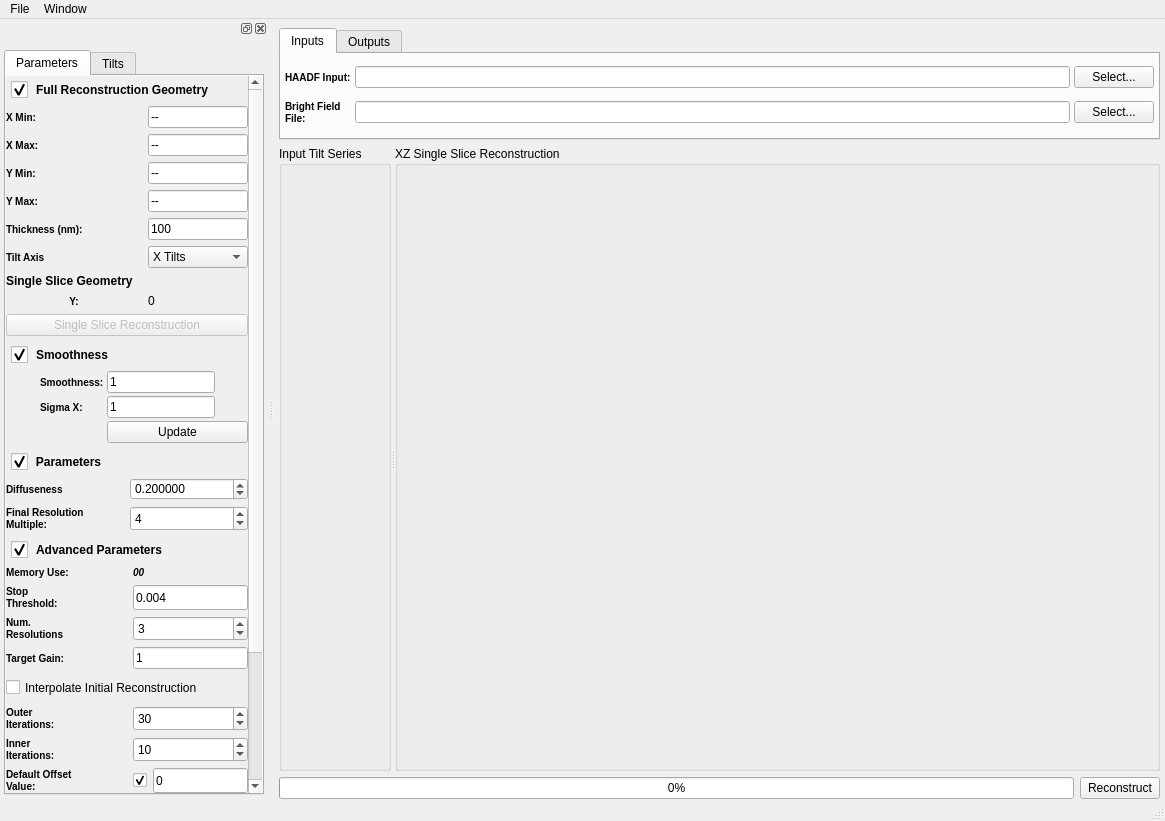
The window that Code/Applications/TomoGui/UI_Files/TomoGui.ui (OpenMBIR/OpenMBIR-TEM) describes before a commit, drawn with Qt 5.
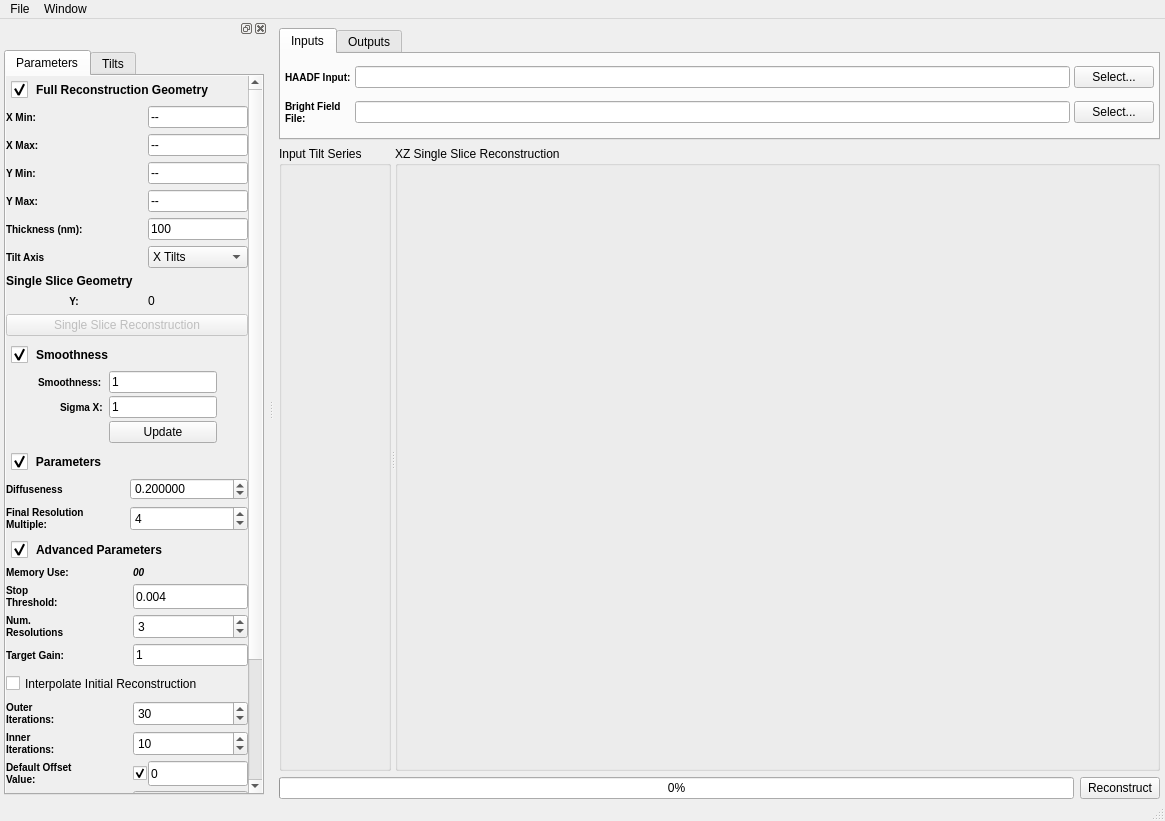
The same window after the commit. Icons and pictures are not drawn. Custom widgets are drawn as their Qt base class.

Commit message: Adding in more clauses for the Sigma X and Smoothness Estimation and when to enable the buttons. Also disabling all the widgets when there is no value input file.

```diff
--- a/Code/Applications/TomoGui/UI_Files/TomoGui.ui
+++ b/Code/Applications/TomoGui/UI_Files/TomoGui.ui
@@ -535,9 +535,9 @@
             <property name="geometry">
              <rect>
               <x>0</x>
-              <y>0</y>
+              <y>-119</y>
               <width>256</width>
-              <height>949</height>
+              <height>856</height>
              </rect>
             </property>
             <layout class="QVBoxLayout" name="verticalLayout_6">
@@ -911,13 +911,16 @@
                 <bool>true</bool>
                </property>
                <layout class="QGridLayout" name="gridLayout_4">
-                <property name="margin">
-                 <number>0</number>
+                <property name="horizontalSpacing">
+                 <number>6</number>
                 </property>
-                <property name="spacing">
+                <property name="verticalSpacing">
                  <number>3</number>
                 </property>
-                <item row="1" column="4" rowspan="2">
+                <property name="margin">
+                 <number>0</number>
+                </property>
+                <item row="1" column="6" rowspan="2">
                  <widget class="QLabel" name="label_5">
                   <property name="maximumSize">
                    <size>
@@ -936,7 +939,7 @@
                   </property>
                  </widget>
                 </item>
-                <item row="1" column="2">
+                <item row="1" column="2" colspan="2">
                  <widget class="QLabel" name="label_23">
                   <property name="styleSheet">
                    <string notr="true">QLabel {
@@ -949,7 +952,7 @@
                   </property>
                  </widget>
                 </item>
-                <item row="1" column="3">
+                <item row="1" column="5">
                  <widget class="QLineEdit" name="smoothness">
                   <property name="sizePolicy">
                    <sizepolicy hsizetype="Maximum" vsizetype="Fixed">
@@ -968,7 +971,7 @@
                   </property>
                  </widget>
                 </item>
-                <item row="2" column="2">
+                <item row="2" column="3">
                  <widget class="QLabel" name="label_45">
                   <property name="styleSheet">
                    <string notr="true">QLabel {
@@ -981,7 +984,7 @@
                   </property>
                  </widget>
                 </item>
-                <item row="2" column="3">
+                <item row="2" column="5">
                  <widget class="QLineEdit" name="sigma_x">
                   <property name="sizePolicy">
                    <sizepolicy hsizetype="Maximum" vsizetype="Fixed">
@@ -1019,7 +1022,36 @@
                   </property>
                  </widget>
                 </item>
-                <item row="3" column="3" colspan="2">
+                <item row="2" column="2">
+                 <widget class="QPushButton" name="resetSigmaXBtn">
+                  <property name="maximumSize">
+                   <size>
+                    <width>16</width>
+                    <height>16</height>
+                   </size>
+                  </property>
+                  <property name="toolTip">
+                   <string>Reset Sigma X value back to last cached value and smoothness to 1.0</string>
+                  </property>
+                  <property name="text">
+                   <string/>
+                  </property>
+                  <property name="icon">
+                   <iconset resource="../../../../Resources/icons/images/Icons.qrc">
+                    <normaloff>:/undo.png</normaloff>:/undo.png</iconset>
+                  </property>
+                  <property name="iconSize">
+                   <size>
+                    <width>28</width>
+                    <height>16</height>
+                   </size>
+                  </property>
+                  <property name="flat">
+                   <bool>true</bool>
+                  </property>
+                 </widget>
+                </item>
+                <item row="3" column="5">
                  <widget class="QPushButton" name="estimateSigmaX">
                   <property name="text">
                    <string>Update</string>
@@ -1245,6 +1277,9 @@
                 <bool>true</bool>
                </property>
                <layout class="QGridLayout" name="gridLayout_9">
+                <property name="verticalSpacing">
+                 <number>5</number>
+                </property>
                 <property name="margin">
                  <number>0</number>
                 </property>
```
Left out of the diff: 6 changed lines with no effect on the pictures. The commit also changes 6 other files.
